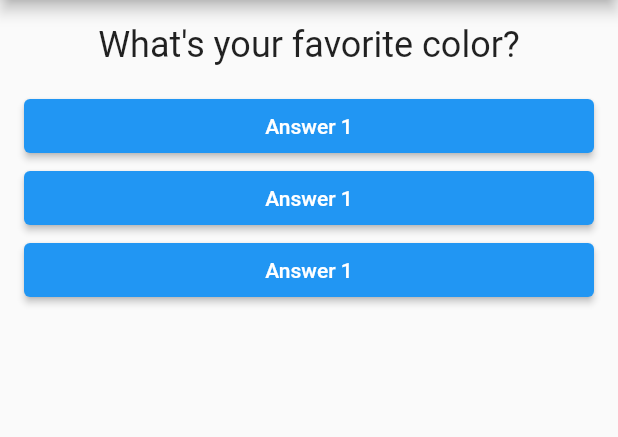
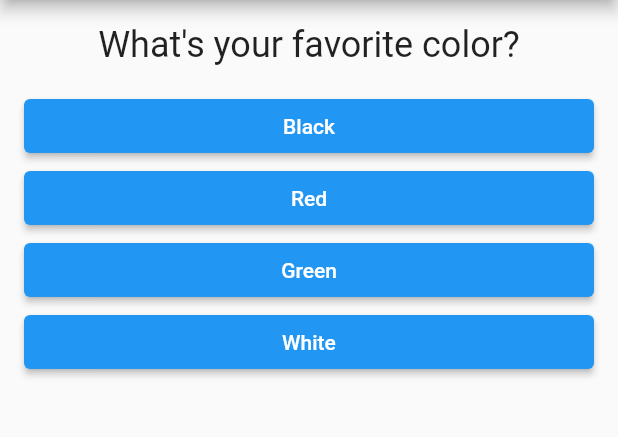
Before and after one commit to FadyFawzyOfficial/quiz, a Flutter app: the screen it shows after launch, on a phone screen of 412 x 824 dp, the part 84-521 px from its top. Run offline on Flutter 3.47's test engine with Material 2 defaults, Android fonts, the phone set to English and light mode, and no system bars.

```diff
--- a/lib/main.dart
+++ b/lib/main.dart
@@ -43,18 +43,14 @@ class _MyAppState extends State<MyApp> {
             children: [
               Question(_questions[_questionIndex]['question'] as String),
               const SizedBox(height: 16),
-              Answer(
-                answerText: 'Answer 1',
-                onPressed: _answerQuestion,
-              ),
-              Answer(
-                answerText: 'Answer 1',
-                onPressed: _answerQuestion,
-              ),
-              Answer(
-                answerText: 'Answer 1',
-                onPressed: _answerQuestion,
-              ),
+              ...(_questions[_questionIndex]['answers'] as List)
+                  .map(
+                    (answer) => Answer(
+                      answerText: answer,
+                      onPressed: _answerQuestion,
+                    ),
+                  )
+                  .toList()
             ],
           ),
         ),
```
